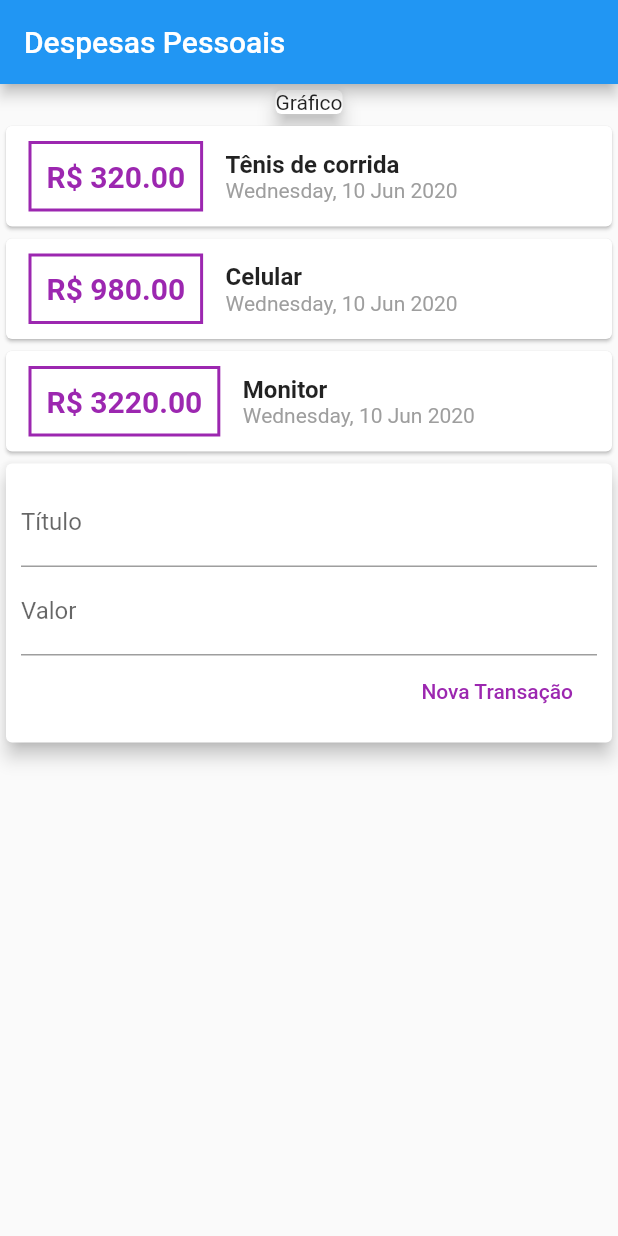
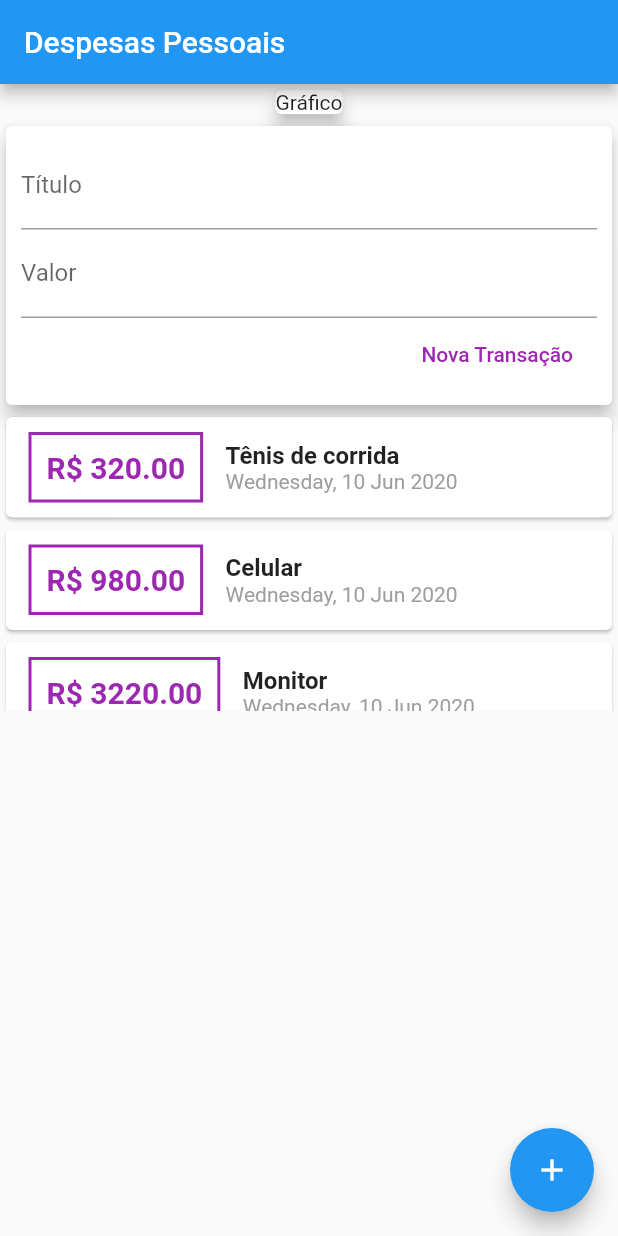
Before and after one commit to fhsbatista/expenses, a Flutter app: the screen it shows after launch, after a tap on "Nova Transação", on a phone screen of 412 x 824 dp. Run offline on Flutter 3.47's test engine with Material 2 defaults, Android fonts, the phone set to English and light mode, and no system bars.

Commit message:
set listview and fab

```diff
--- a/lib/components/transaction_form.dart
+++ b/lib/components/transaction_form.dart
@@ -6,6 +6,17 @@ class TransactionForm extends StatelessWidget {
   final void Function(String title, double value) onSubmit;
 
   TransactionForm({this.onSubmit});
+
+  void _onSubmit() {
+    final title = titleController.text;
+    final value = double.tryParse(valueController.text) ?? 0.0;
+
+    if (title.isEmpty || value <= 0.0) {
+      return;
+    }
+
+    onSubmit(title, value);
+  }
 
   @override
   Widget build(BuildContext context) {
@@ -22,9 +33,13 @@ class TransactionForm extends StatelessWidget {
             ),
             TextFormField(
               controller: valueController,
+              keyboardType: TextInputType.numberWithOptions(
+                decimal: true,
+              ),
               decoration: InputDecoration(
                 labelText: 'Valor',
               ),
+              onFieldSubmitted: (_) => _onSubmit(),
             ),
             Row(
               mainAxisAlignment: MainAxisAlignment.end,
@@ -32,13 +47,7 @@ class TransactionForm extends StatelessWidget {
                 FlatButton(
                   child: Text('Nova Transação'),
                   textColor: Colors.purple,
-                  onPressed: () {
-                    final title = titleController.text;
-                    final value = double.tryParse(valueController.text) ?? 0.0;
-                    if (title.isNotEmpty && value != 0.0) {
-                      onSubmit(title, value);
-                    }
-                  },
+                  onPressed: _onSubmit,
                 ),
               ],
             ),
--- a/lib/components/transactions_list.dart
+++ b/lib/components/transactions_list.dart
@@ -10,10 +10,24 @@ class TransactionsList extends StatelessWidget {
 
   @override
   Widget build(BuildContext context) {
-    return Column(
-      children: transactions.map((tr) => tr.toCard()).toList(),
+    return Container(
+      height: 200,
+      child: ListView.builder(
+        itemCount: transactions.length,
+        itemBuilder: (context, index) {
+          return transactions[index].toCard();
+        },
+      ),
     );
   }
+
+//  @override
+//  Widget build(BuildContext context) {
+//    return Column(
+//      children: transactions.map((tr) => tr.toCard()).toList(),
+//    );
+//  }
+
 }
 
 extension on Transaction {
--- a/lib/components/transactions_overview.dart
+++ b/lib/components/transactions_overview.dart
@@ -1,10 +1,10 @@
 import 'dart:math';
 
+import 'package:expenses/components/transactions_list.dart';
 import 'package:flutter/material.dart';
 
 import '../models/transaction.dart';
 import 'transaction_form.dart';
-import 'transactions_list.dart';
 
 class TransactionsOverView extends StatefulWidget {
   @override
@@ -49,9 +49,9 @@ class _TransactionsOverViewState extends State<TransactionsOverView> {
   Widget build(BuildContext context) {
     return Column(
       children: <Widget>[
-        TransactionsList(transactions),
         TransactionForm(
             onSubmit: (title, value) => _addTransaction(title, value)),
+        TransactionsList(transactions),
       ],
     );
   }
--- a/lib/main.dart
+++ b/lib/main.dart
@@ -18,8 +18,7 @@ class HomePage extends StatelessWidget {
       appBar: AppBar(
         title: Text('Despesas Pessoais'),
       ),
-      body: SingleChildScrollView(
-        child: Column(
+      body: Column(
         children: <Widget>[
           Card(
             child: Text('Gráfico'),
@@ -28,6 +27,9 @@ class HomePage extends StatelessWidget {
           TransactionsOverView(),
         ],
       ),
+      floatingActionButton: FloatingActionButton(
+        child: Icon(Icons.add),
+        onPressed: () {},
       ),
     );
   }
```
Also changed, not shown: pubspec.lock. Lines whose indentation alone changed are shown as unchanged.
